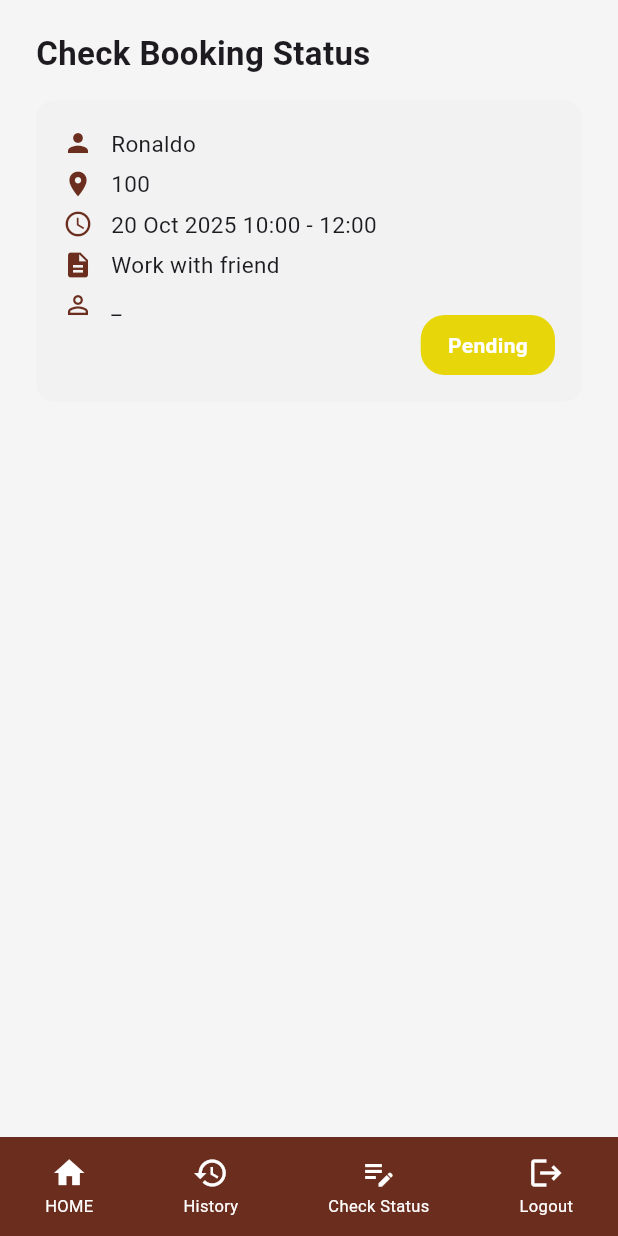
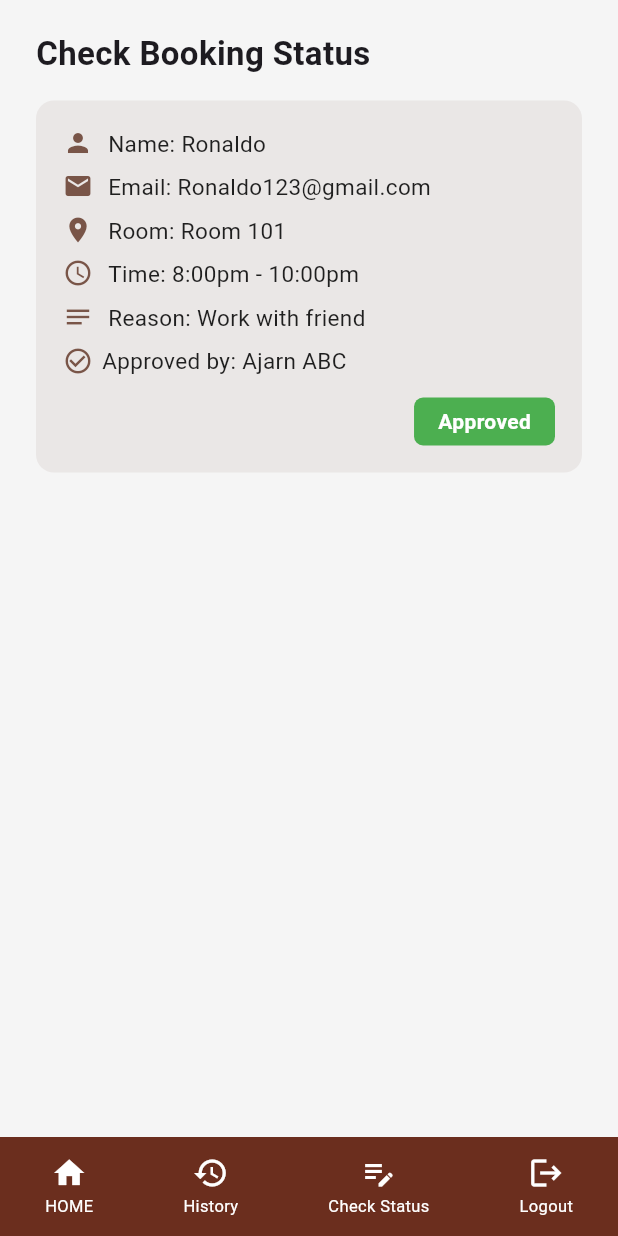
Before and after one commit to nongopal12/project_webapp_mobile_2, a Flutter app: the CheckStatusPage screen opened directly, on a phone screen of 412 x 824 dp. Run offline on Flutter 3.47's test engine with Material 3 defaults, Android fonts, the phone set to English and light mode, and no system bars; missing offline and left inert: flutter_course.

Commit message:
checkstatusforusermodify

```diff
--- a/project2/lib/view/user/checkstatus.dart
+++ b/project2/lib/view/user/checkstatus.dart
@@ -12,20 +12,23 @@
   // colors
   static const Color brown = Color(0xFF6B2E1E);
   static const Color pageBg = Color(0xFFF5F5F5);
-  static const Color cardBg = Color(0xFFF2F2F2);
+  static const Color cardBg = Color(0xFFEAE7E6);
   static const Color pendingColor = Color(0xFFE6D60A); // yellow
   static const Color approvedColor = Color(0xFF4CAF50); // green
   static const Color rejectedColor = Color(0xFFF44336); // red
 
-  // current booking
+  // booking example
   final Map<String, String> booking = {
     'name': 'Ronaldo',
-    'room': '100',
-    'time': '20 Oct 2025 10:00 - 12:00',
-    'status': 'Pending',
+    'email': 'Ronaldo123@gmail.com',
+    'room': 'Room 101',
+    'time': '8:00pm - 10:00pm',
+    'reason': 'Work with friend',
+    'approvedBy': 'Ajarn ABC',
+    'status': 'Approved',
   };
 
-  //color based on status
+  // color based on status
   Color getStatusColor(String status) {
     switch (status) {
       case 'Approved':
@@ -42,8 +45,6 @@
     return Scaffold(
       backgroundColor: pageBg,
       body: SafeArea(
-        child: ConstrainedBox(
-          constraints: const BoxConstraints(maxWidth: 720),
         child: SingleChildScrollView(
           padding: const EdgeInsets.symmetric(vertical: 20, horizontal: 24),
           child: Column(
@@ -63,47 +64,50 @@
                   color: cardBg,
                   borderRadius: BorderRadius.circular(12),
                 ),
-                  child: Stack(
-                    children: [
-                      Column(
+                child: Column(
                   crossAxisAlignment: CrossAxisAlignment.start,
                   children: [
-                          _IconTextRow(
-                            icon: Icons.person,
-                            text: booking['name']!,
+                    _infoRow(Icons.person, 'Name: ${booking['name']}'),
+                    const SizedBox(height: 8),
+                    _infoRow(Icons.email, 'Email: ${booking['email']}'),
+                    const SizedBox(height: 8),
+                    _infoRow(Icons.location_on, 'Room: ${booking['room']}'),
+                    const SizedBox(height: 8),
+                    _infoRow(Icons.access_time, 'Time: ${booking['time']}'),
+                    const SizedBox(height: 8),
+                    _infoRow(Icons.notes, 'Reason: ${booking['reason']}'),
+                    const SizedBox(height: 8),
+
+                    // approved by row
+                    Row(
+                      children: [
+                        const Icon(
+                          Icons.check_circle_outline,
+                          color: Colors.brown,
+                          size: 20,
                         ),
-                          const SizedBox(height: 6),
-                          _IconTextRow(
-                            icon: Icons.location_on,
-                            text: booking['room']!,
+                        const SizedBox(width: 6),
+                        Text(
+                          'Approved by: ${booking['approvedBy']}',
+                          style: const TextStyle(
+                            fontSize: 15,
+                            color: Colors.black87,
                           ),
-                          const SizedBox(height: 6),
-                          _IconTextRow(
-                            icon: Icons.access_time,
-                            text: booking['time']!,
                         ),
-                          const SizedBox(height: 6),
-                          _IconTextRow(
-                            icon: Icons.description,
-                            text: 'Work with friend',
-                          ),
-                          const SizedBox(height: 6),
-                          _IconTextRow(icon: Icons.person_outline, text: '_'),
-                          const SizedBox(height: 36),
                       ],
                     ),
-                      // status badge
-                      Positioned(
-                        bottom: 0,
-                        right: 0,
+
+                    const SizedBox(height: 14),
+                    Align(
+                      alignment: Alignment.centerRight,
                       child: Container(
                         padding: const EdgeInsets.symmetric(
-                            horizontal: 18,
-                            vertical: 10,
+                          horizontal: 16,
+                          vertical: 6,
                         ),
                         decoration: BoxDecoration(
                           color: getStatusColor(booking['status']!),
-                            borderRadius: BorderRadius.circular(16),
+                          borderRadius: BorderRadius.circular(6),
                         ),
                         child: Text(
                           booking['status']!,
@@ -121,9 +125,8 @@
           ),
         ),
       ),
-      ),
 
-      // bottom nav
+      // bottom navigation bar
       bottomNavigationBar: Container(
         color: brown,
         padding: const EdgeInsets.only(top: 6, bottom: 6),
@@ -155,28 +158,25 @@
       ),
     );
   }
-}
 
-//  icon + text row
-class _IconTextRow extends StatelessWidget {
-  final IconData icon;
-  final String text;
-  const _IconTextRow({required this.icon, required this.text});
-
-  @override
-  Widget build(BuildContext context) {
-    const Color brown = Color(0xFF6B2E1E);
+  Widget _infoRow(IconData icon, String text) {
     return Row(
+      crossAxisAlignment: CrossAxisAlignment.start,
       children: [
-        Icon(icon, color: brown, size: 20),
-        const SizedBox(width: 12),
-        Expanded(child: Text(text, style: const TextStyle(fontSize: 15))),
+        Icon(icon, color: Colors.brown, size: 20),
+        const SizedBox(width: 10),
+        Expanded(
+          child: Text(
+            text,
+            style: const TextStyle(fontSize: 15, color: Colors.black87),
+          ),
+        ),
       ],
     );
   }
 }
 
-// bottom nav item
+// bottom navigation item widget
 class _BottomNavItem extends StatelessWidget {
   final IconData icon;
   final String label;
```
Lines whose indentation alone changed are shown as unchanged.
